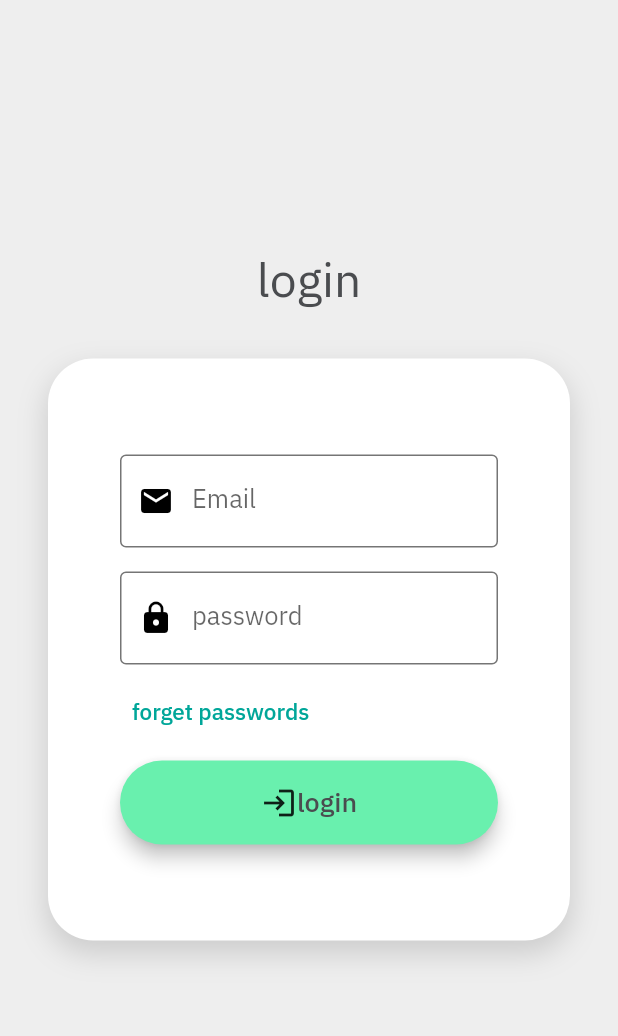
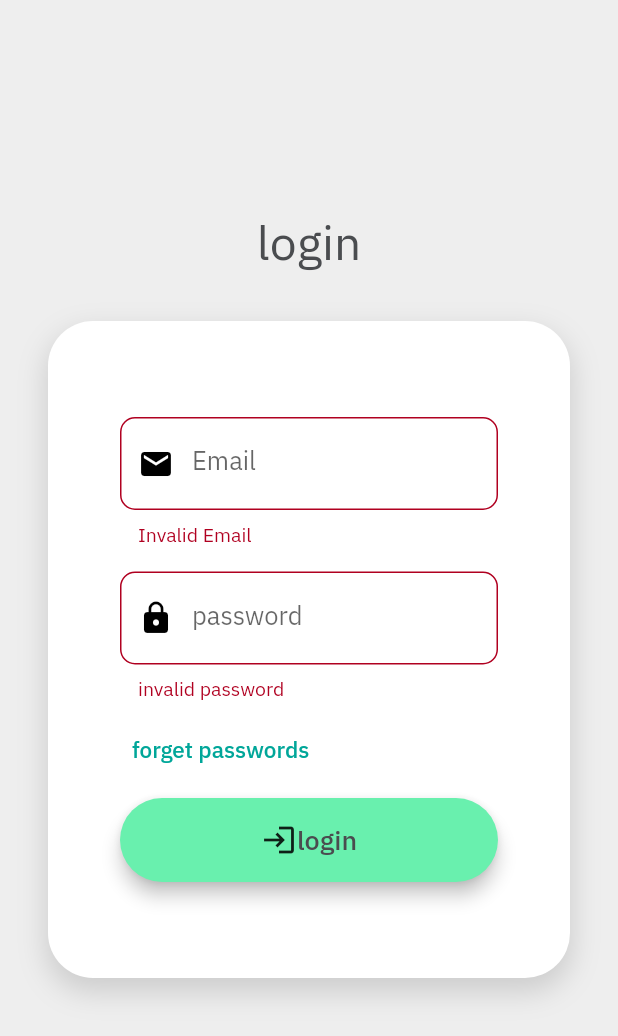
Before and after one commit to el-madar/admin_panel, a Flutter app: the screen it shows after launch, after a tap on "login", on a phone screen of 412 x 824 dp. Shown: the top 1036 px of the screen. Run offline on Flutter 3.47's test engine with Material 2 defaults, Android fonts, the phone set to English and light mode, and no system bars; our stand-ins replace awesome_dialog, easy_localization, equatable, flutter_bloc, flutter_spinkit, flutter_svg and 4 more; missing offline and left inert: day_night_switcher, responsive_grid_list; accounts and stored records are empty.

Commit message:
add user

```diff
--- a/lib/ui/auth/login_screen.dart
+++ b/lib/ui/auth/login_screen.dart
@@ -137,7 +137,9 @@ class _LoginScreenState extends State<LoginScreen> {
                                           )
                                       ),
                                       const SizedBox(height: smallPadding),
-                                      ButtonWithIcon(title: tr("login"),color: Colors.greenAccent,onClock: () {},iconData: Icons.login,),
+                                      ButtonWithIcon(title: tr("login"),color: Colors.greenAccent,onClock: () {
+                                        onFormSubmitted();
+                                      },iconData: Icons.login,),
                                       const SizedBox(height: defaultPadding),
                                     ],
                                   ),
```
